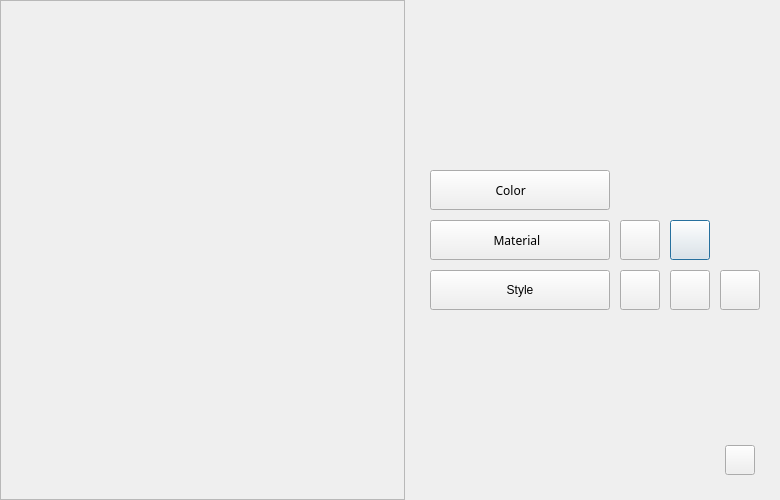
First picture: the form in CLOVise/PLM/CLOViseSuite/CLOViseSuite.ui, repository Rishabhk01/CLOVise_CLO6_CentricPLM_R3, before the edit.
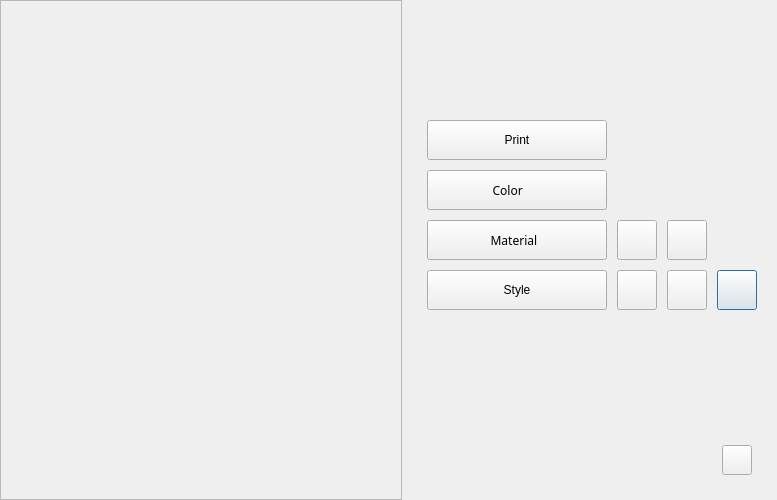
Second picture: the form after the edit.

Commit message: Print Module

Patch:
```diff
--- a/CLOVise/PLM/CLOViseSuite/CLOViseSuite.ui
+++ b/CLOVise/PLM/CLOViseSuite/CLOViseSuite.ui
@@ -6,7 +6,7 @@
    <rect>
     <x>0</x>
     <y>0</y>
-    <width>780</width>
+    <width>777</width>
     <height>500</height>
    </rect>
   </property>
@@ -473,78 +473,7 @@
      <property name="spacing">
       <number>10</number>
      </property>
-     <item row="3" column="3">
-      <widget class="QPushButton" name="ui_updateMaterialButton">
-       <property name="sizePolicy">
-        <sizepolicy hsizetype="Preferred" vsizetype="Fixed">
-         <horstretch>0</horstretch>
-         <verstretch>0</verstretch>
-        </sizepolicy>
-       </property>
-       <property name="minimumSize">
-        <size>
-         <width>40</width>
-         <height>40</height>
-        </size>
-       </property>
-       <property name="maximumSize">
-        <size>
-         <width>40</width>
-         <height>40</height>
-        </size>
-       </property>
-       <property name="text">
-        <string/>
-       </property>
-      </widget>
-     </item>
-     <item row="2" column="1">
-      <widget class="QPushButton" name="ui_searchColor">
-       <property name="sizePolicy">
-        <sizepolicy hsizetype="Expanding" vsizetype="Fixed">
-         <horstretch>0</horstretch>
-         <verstretch>0</verstretch>
-        </sizepolicy>
-       </property>
-       <property name="minimumSize">
-        <size>
-         <width>180</width>
-         <height>40</height>
-        </size>
-       </property>
-       <property name="maximumSize">
-        <size>
-         <width>180</width>
-         <height>40</height>
-        </size>
-       </property>
-       <property name="font">
-        <font>
-         <family>ArialMT</family>
-         <pointsize>9</pointsize>
-        </font>
-       </property>
-       <property name="styleSheet">
-        <string notr="true">
-                                            #SearchColor{
-                                            height:27px;
-                                            width: 135px;
-                                            font-color:#FFFFFF;
-                                            }
-                                        </string>
-       </property>
-       <property name="text">
-        <string>Color      </string>
-       </property>
-       <property name="iconSize">
-        <size>
-         <width>18</width>
-         <height>18</height>
-        </size>
-       </property>
-      </widget>
-     </item>
-     <item row="1" column="5" rowspan="5">
+     <item row="1" column="5" rowspan="6">
       <spacer name="horizontalSpacer_2">
        <property name="orientation">
         <enum>Qt::Horizontal</enum>
@@ -560,7 +489,7 @@
        </property>
       </spacer>
      </item>
-     <item row="4" column="4">
+     <item row="5" column="4">
       <widget class="QPushButton" name="ui_copyProductButton">
        <property name="minimumSize">
         <size>
@@ -579,7 +508,47 @@
        </property>
       </widget>
      </item>
-     <item row="1" column="0" rowspan="5">
+     <item row="5" column="1">
+      <widget class="QPushButton" name="ui_searchProduct">
+       <property name="sizePolicy">
+        <sizepolicy hsizetype="Expanding" vsizetype="Fixed">
+         <horstretch>0</horstretch>
+         <verstretch>0</verstretch>
+        </sizepolicy>
+       </property>
+       <property name="minimumSize">
+        <size>
+         <width>180</width>
+         <height>40</height>
+        </size>
+       </property>
+       <property name="maximumSize">
+        <size>
+         <width>180</width>
+         <height>40</height>
+        </size>
+       </property>
+       <property name="font">
+        <font>
+         <family>MS Shell Dlg 2</family>
+         <pointsize>9</pointsize>
+        </font>
+       </property>
+       <property name="styleSheet">
+        <string notr="true">
+                                            #SearchProduct{
+                                            height:27px;
+                                            width: 135px;
+                                            font-color:#FFFFFF;
+                                            }
+                                        </string>
+       </property>
+       <property name="text">
+        <string>Style</string>
+       </property>
+      </widget>
+     </item>
+     <item row="1" column="0" rowspan="6">
       <spacer name="horizontalSpacer_3">
        <property name="orientation">
         <enum>Qt::Horizontal</enum>
@@ -595,7 +564,7 @@
        </property>
       </spacer>
      </item>
-     <item row="4" column="2">
+     <item row="5" column="2">
       <widget class="QPushButton" name="ui_createProductButton">
        <property name="sizePolicy">
         <sizepolicy hsizetype="Preferred" vsizetype="Fixed">
@@ -634,7 +603,7 @@
        </property>
       </widget>
      </item>
-     <item row="3" column="2">
+     <item row="4" column="2">
       <widget class="QPushButton" name="ui_createMaterialButton">
        <property name="sizePolicy">
         <sizepolicy hsizetype="Preferred" vsizetype="Fixed">
@@ -659,7 +628,7 @@
        </property>
       </widget>
      </item>
-     <item row="3" column="1">
+     <item row="4" column="1">
       <widget class="QPushButton" name="ui_searchMaterial">
        <property name="sizePolicy">
         <sizepolicy hsizetype="Expanding" vsizetype="Fixed">
@@ -699,47 +668,78 @@
        </property>
       </widget>
      </item>
-     <item row="4" column="1">
-      <widget class="QPushButton" name="ui_searchProduct">
-       <property name="sizePolicy">
-        <sizepolicy hsizetype="Expanding" vsizetype="Fixed">
-         <horstretch>0</horstretch>
-         <verstretch>0</verstretch>
-        </sizepolicy>
-       </property>
-       <property name="minimumSize">
-        <size>
-         <width>180</width>
-         <height>40</height>
-        </size>
-       </property>
-       <property name="maximumSize">
-        <size>
-         <width>180</width>
-         <height>40</height>
-        </size>
-       </property>
-       <property name="font">
-        <font>
-         <family>MS Shell Dlg 2</family>
-         <pointsize>9</pointsize>
-        </font>
-       </property>
-       <property name="styleSheet">
-        <string notr="true">
-                                            #SearchProduct{
-                                            height:27px;
-                                            width: 135px;
-                                            font-color:#FFFFFF;
-                                            }
-                                        </string>
-       </property>
-       <property name="text">
-        <string>Style</string>
-       </property>
-      </widget>
-     </item>
      <item row="4" column="3">
+      <widget class="QPushButton" name="ui_updateMaterialButton">
+       <property name="sizePolicy">
+        <sizepolicy hsizetype="Preferred" vsizetype="Fixed">
+         <horstretch>0</horstretch>
+         <verstretch>0</verstretch>
+        </sizepolicy>
+       </property>
+       <property name="minimumSize">
+        <size>
+         <width>40</width>
+         <height>40</height>
+        </size>
+       </property>
+       <property name="maximumSize">
+        <size>
+         <width>40</width>
+         <height>40</height>
+        </size>
+       </property>
+       <property name="text">
+        <string/>
+       </property>
+      </widget>
+     </item>
+     <item row="3" column="1">
+      <widget class="QPushButton" name="ui_searchColor">
+       <property name="sizePolicy">
+        <sizepolicy hsizetype="Expanding" vsizetype="Fixed">
+         <horstretch>0</horstretch>
+         <verstretch>0</verstretch>
+        </sizepolicy>
+       </property>
+       <property name="minimumSize">
+        <size>
+         <width>180</width>
+         <height>40</height>
+        </size>
+       </property>
+       <property name="maximumSize">
+        <size>
+         <width>180</width>
+         <height>40</height>
+        </size>
+       </property>
+       <property name="font">
+        <font>
+         <family>ArialMT</family>
+         <pointsize>9</pointsize>
+        </font>
+       </property>
+       <property name="styleSheet">
+        <string notr="true">
+                                            #SearchColor{
+                                            height:27px;
+                                            width: 135px;
+                                            font-color:#FFFFFF;
+                                            }
+                                        </string>
+       </property>
+       <property name="text">
+        <string>Color      </string>
+       </property>
+       <property name="iconSize">
+        <size>
+         <width>18</width>
+         <height>18</height>
+        </size>
+       </property>
+      </widget>
+     </item>
+     <item row="5" column="3">
       <widget class="QPushButton" name="ui_updateProductButton">
        <property name="sizePolicy">
         <sizepolicy hsizetype="Preferred" vsizetype="Fixed">
@@ -769,6 +769,31 @@
        </property>
       </widget>
      </item>
+     <item row="2" column="1">
+      <widget class="QPushButton" name="ui_searchPrint">
+       <property name="minimumSize">
+        <size>
+         <width>180</width>
+         <height>40</height>
+        </size>
+       </property>
+       <property name="maximumSize">
+        <size>
+         <width>180</width>
+         <height>40</height>
+        </size>
+       </property>
+       <property name="text">
+        <string>Print</string>
+       </property>
+       <property name="iconSize">
+        <size>
+         <width>18</width>
+         <height>18</height>
+        </size>
+       </property>
+      </widget>
+     </item>
     </layout>
    </item>
   </layout>
```
The commit also changes 27 other files.
